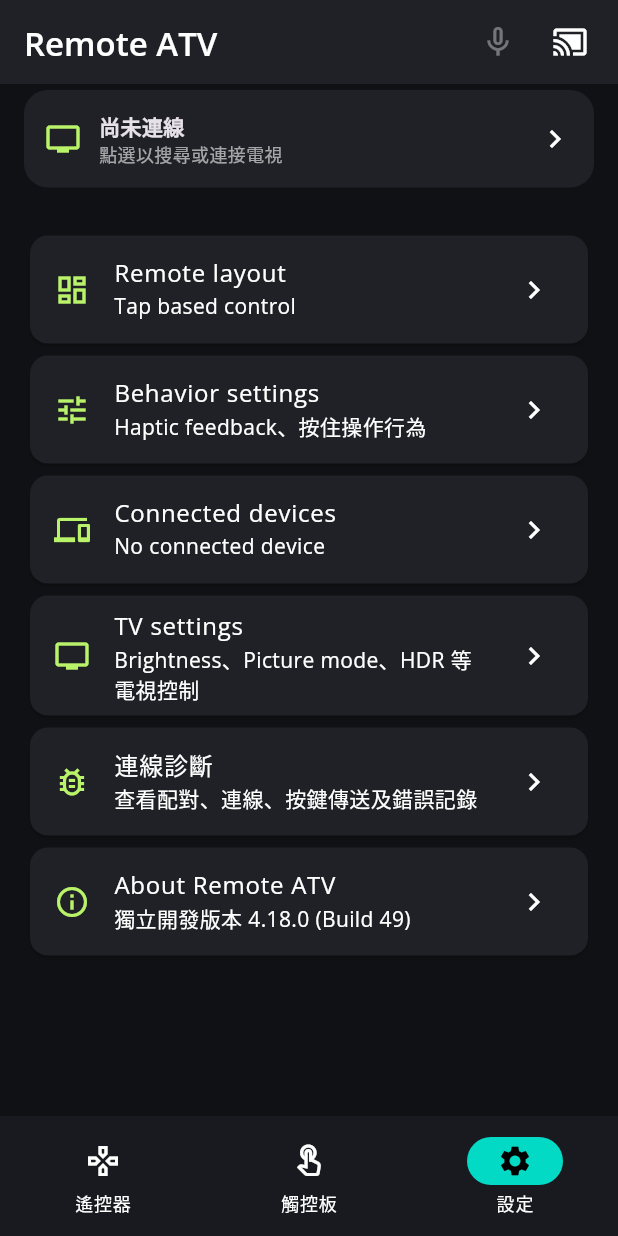
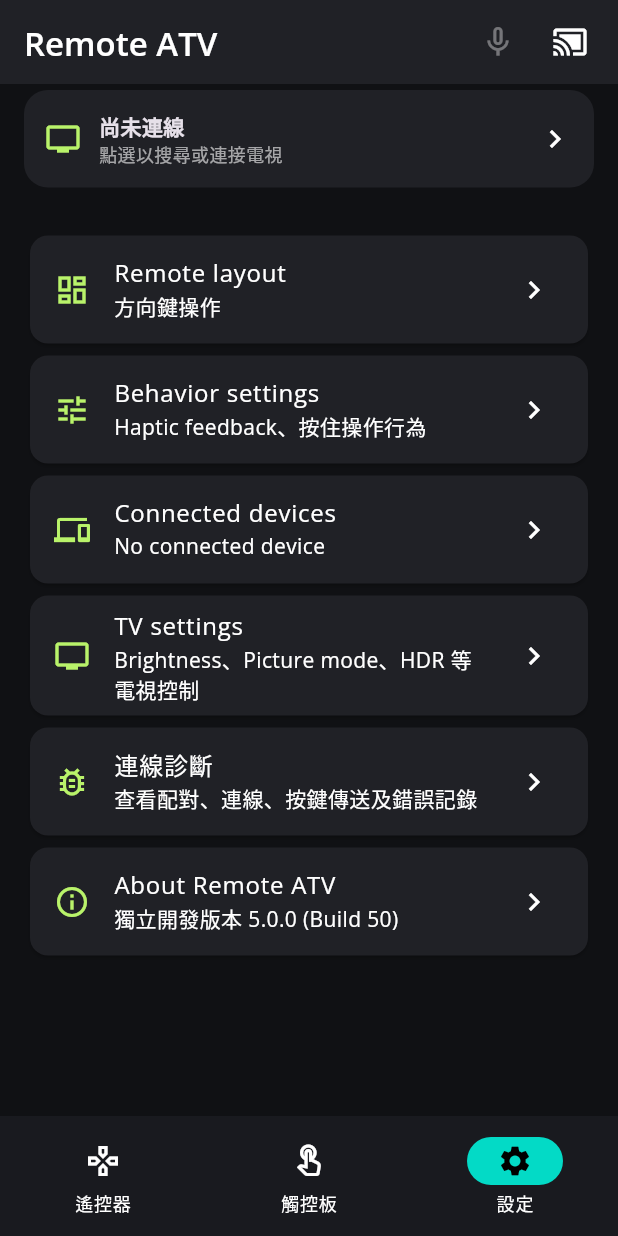
Before and after one commit to chistyl/Remote_ATV, a Flutter app: the screen it shows after launch, item 3 of the bottom bar chosen, on a phone screen of 412 x 824 dp. Run offline on Flutter 3.47's test engine with Material 3 defaults, Android fonts, the phone set to English and light mode, and no system bars; our stand-ins replace flutter_svg, permission_handler.

Commit message:
feat: set D-pad as Remote ATV 5 default

```diff
--- a/lib/main.dart
+++ b/lib/main.dart
@@ -5,7 +5,7 @@ import 'package:flutter_svg/flutter_svg.dart';
 import 'package:permission_handler/permission_handler.dart';
 
 // Keep this display label aligned with pubspec.yaml; tools/version_consistency.py verifies it.
-const String appVersionLabel = '4.18.0 (Build 49)';
+const String appVersionLabel = '5.0.0 (Build 50)';
 
 // Android TV Remote v2 reports IME selection offsets as Unicode code points.
 // Flutter TextSelection uses UTF-16 code-unit offsets. Convert explicitly so
@@ -78,7 +78,8 @@ class _RemoteHomeState extends State<RemoteHome> {
   int tvVolumeMax = 0;
   bool hapticFeedback = true;
   bool naturalHold = true;
-  String remoteLayout = 'tap';
+  String remoteLayout = 'dpad';
+  String quickAccess = 'none';
   String? selectedHost;
   String? _pairedServiceName;
   String? _pairedServiceType;
@@ -299,13 +300,13 @@ class _RemoteHomeState extends State<RemoteHome> {
       if (value is Map && mounted) setState(() {
         hapticFeedback = value['haptic'] != false;
         naturalHold = value['naturalHold'] != false;
-        remoteLayout = value['remoteLayout'] == 'swipe' ? 'swipe' : 'tap';
+        // Backward compatibility: legacy 'tap' is the D-pad control layout.\n        remoteLayout = (value['remoteLayout'] == 'swipe') ? 'swipe' : 'dpad';\n        quickAccess = 'none';
       });
     } catch (_) { }
   }
 
   Future<void> _saveUiSettings() async {
-    try { await _methods.invokeMethod('setUiSettings', {'haptic': hapticFeedback, 'naturalHold': naturalHold, 'remoteLayout': remoteLayout}); }
+    try { await _methods.invokeMethod('setUiSettings', {'haptic': hapticFeedback, 'naturalHold': naturalHold, 'remoteLayout': remoteLayout, 'quickAccess': quickAccess}); }
     catch (e) { if (mounted) _notice('設定儲存失敗：$e'); }
   }
 
@@ -549,7 +550,7 @@ class _RemoteHomeState extends State<RemoteHome> {
       onPanUpdate: _handleTouchGesture,
       child: Container(width: double.infinity, decoration: BoxDecoration(color: const Color(0xFF202126), borderRadius: BorderRadius.circular(28), border: Border.all(color: Colors.white12)), child: const Center(child: Column(mainAxisSize: MainAxisSize.min, children: [Icon(Icons.swipe, size: 54, color: Color(0xFFB9F36A)), SizedBox(height: 12), Text('滑動移動・點擊確認・長按連續操作'), Text('需先完成電視配對及連線', style: TextStyle(color: Colors.white54, fontSize: 12))]))))), const SizedBox(height: 8), Row(mainAxisAlignment: MainAxisAlignment.spaceEvenly, children: [IconButton(onPressed: () => _sendKey(4), icon: const Icon(Icons.arrow_back)), IconButton(onPressed: () => _sendKey(3), icon: const Icon(Icons.home)), IconButton(onPressed: () => _sendKey(82), icon: const Icon(Icons.menu))])])); });
   Widget _settingsPage() => ListView(padding: const EdgeInsets.all(16), children: [
-    _setting(Icons.dashboard_outlined, 'Remote layout', remoteLayout == 'tap' ? 'Tap based control' : 'Swipe based touchpad', _showRemoteLayout),
+    _setting(Icons.dashboard_outlined, 'Remote layout', remoteLayout == 'swipe' ? '觸控板操作' : '方向鍵操作', _showRemoteLayout),
     _setting(Icons.tune, 'Behavior settings', 'Haptic feedback、按住操作行為', _showBehaviorSettings),
     _setting(Icons.devices, 'Connected devices', connected ? deviceName : 'No connected device', _showConnectedDevices),
     _setting(Icons.tv, 'TV settings', 'Brightness、Picture mode、HDR 等電視控制', _showTvSettings),
@@ -602,8 +603,8 @@ class _RemoteHomeState extends State<RemoteHome> {
     showModalBottomSheet(context: context, backgroundColor: const Color(0xFF202126), builder: (ctx) => SafeArea(child: Padding(padding: const EdgeInsets.all(20), child: Column(mainAxisSize: MainAxisSize.min, crossAxisAlignment: CrossAxisAlignment.start, children: [
       const Text('Remote layout', style: TextStyle(fontSize: 20, fontWeight: FontWeight.w600)),
       const SizedBox(height: 8),
-      RadioListTile<String>(value: 'tap', groupValue: remoteLayout, title: const Text('Tap based control'), subtitle: const Text('Tap based control, as found on physical remote.'), onChanged: (v) { setState(() => remoteLayout = v!); _saveUiSettings(); Navigator.pop(ctx); }),
-      RadioListTile<String>(value: 'swipe', groupValue: remoteLayout, title: const Text('Swipe based touchpad'), subtitle: const Text('Swipe based touchpad, quick and convenient.'), onChanged: (v) { setState(() => remoteLayout = v!); _saveUiSettings(); Navigator.pop(ctx); }),
+      RadioListTile<String>(value: 'dpad', groupValue: remoteLayout, title: const Text('方向鍵操作'), subtitle: const Text('顯示完整方向鍵與確認按鈕。'), onChanged: (v) { setState(() => remoteLayout = v!); _saveUiSettings(); Navigator.pop(ctx); }),
+      RadioListTile<String>(value: 'swipe', groupValue: remoteLayout, title: const Text('觸控板操作'), subtitle: const Text('滑動移動游標方向，點擊確認。'), onChanged: (v) { setState(() => remoteLayout = v!); _saveUiSettings(); Navigator.pop(ctx); }),
     ]))));
   }
 
```
